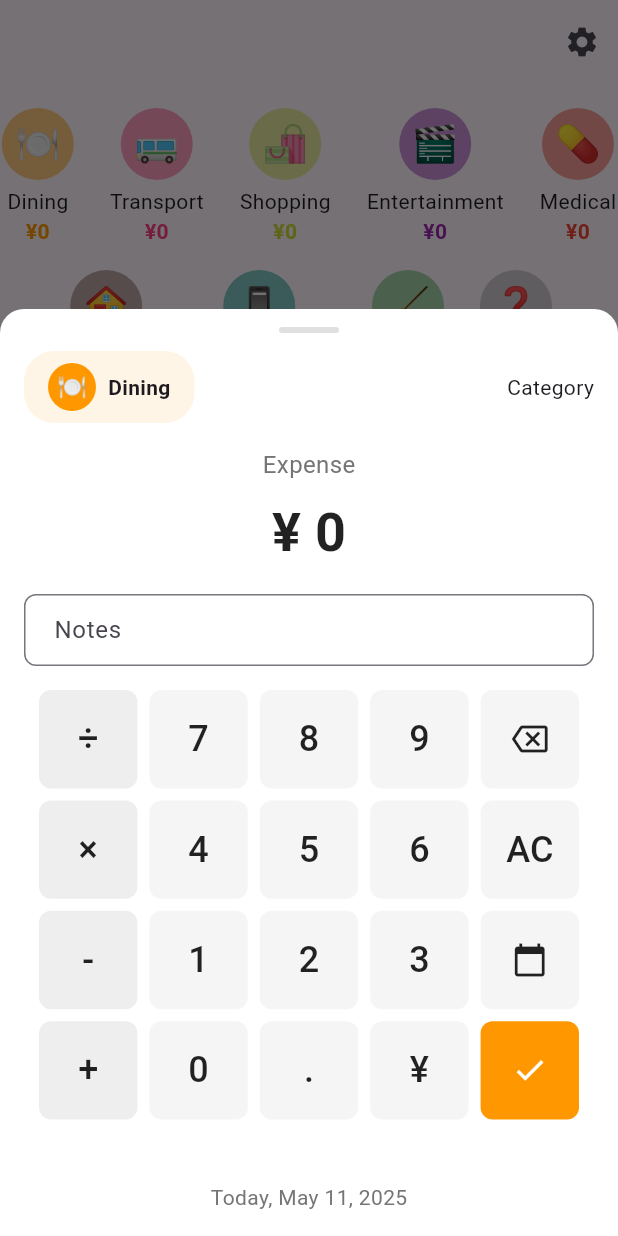
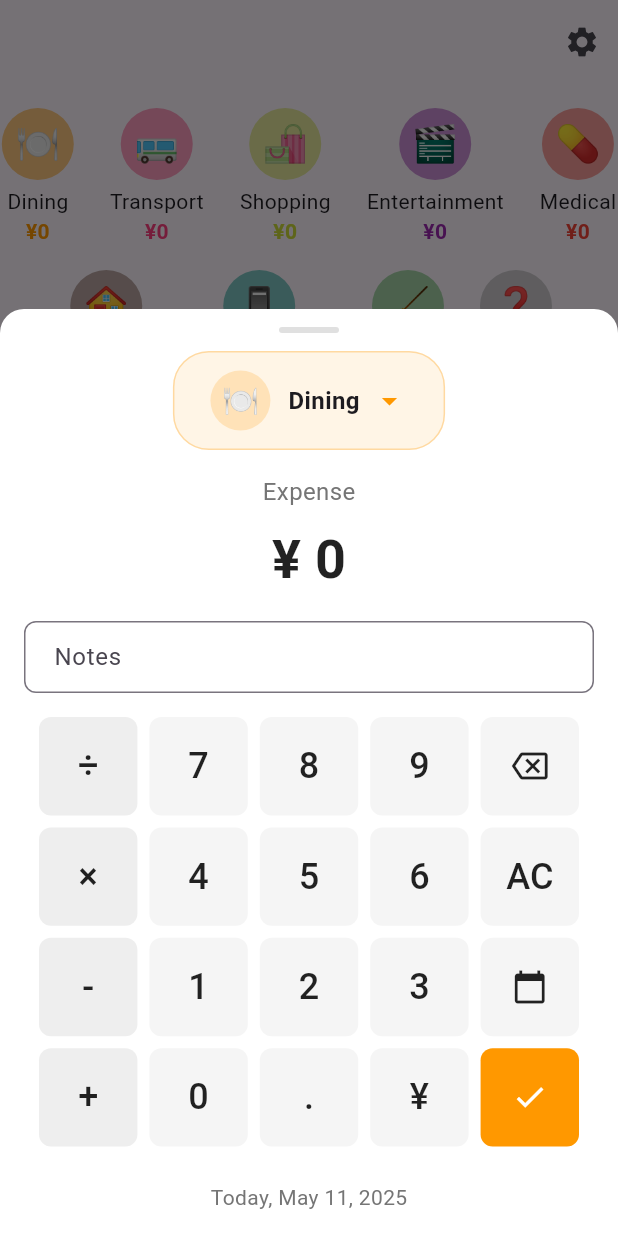
Before and after one commit to camtrik/money-manager-flutter, a Flutter app: the screen it shows after launch, after a tap on "🍽️", on a phone screen of 412 x 824 dp. Run offline on Flutter 3.47's test engine with Material 3 defaults, Android fonts, the phone set to English and light mode, and no system bars; drawn by our look-alikes of fl_chart; our stand-ins replace hive, hive_flutter; accounts and stored records are empty.

Commit message:
modified category UI in add_tx_sheet

```diff
--- a/lib/screens/add_tx_sheet.dart
+++ b/lib/screens/add_tx_sheet.dart
@@ -76,7 +76,7 @@ class _AddTransactionSheetState extends State<AddTransactionSheet> {
     final pickedDate = await showDatePicker(
       context: context,
       initialDate: _date,
-      firstDate: DateTime(2020),
+      firstDate: DateTime(2010),
       lastDate: DateTime.now(),
     );
     if (pickedDate != null) {
@@ -121,35 +121,47 @@ class _AddTransactionSheetState extends State<AddTransactionSheet> {
           // Header with category type and from account
           Padding(
             padding: const EdgeInsets.symmetric(horizontal: 16),
-            child: Row(
-              mainAxisAlignment: MainAxisAlignment.spaceBetween,
-              children: [
-                Container(
-                  padding: const EdgeInsets.symmetric(horizontal: 16, vertical: 8),
+            child: Center(
+              child: GestureDetector(
+                child: Container(
+                  padding: const EdgeInsets.symmetric(horizontal: 24, vertical: 12),
                   decoration: BoxDecoration(
                     color: Color(widget.category.colorValue).withValues(alpha: 0.1),
-                    borderRadius: BorderRadius.circular(20),
+                    borderRadius: BorderRadius.circular(24),
+                    border: Border.all(
+                      color: Color(widget.category.colorValue).withValues(alpha: 0.3),
+                      width: 1,
+                    ),
                   ),
                   child: Row(
+                    mainAxisSize: MainAxisSize.min,
                     children: [
                       CircleAvatar(
-                        radius: 16,
-                        backgroundColor: Color(widget.category.colorValue),
+                        radius: 20,
+                        backgroundColor: Color(widget.category.colorValue).withValues(alpha: 0.2),
                         child: Text(
                           widget.category.icon,
-                          style: const TextStyle(fontSize: 16),
+                          style: const TextStyle(fontSize: 20),
+                        ),
+                      ),
+                      const SizedBox(width: 12),
+                      Text(
+                        CategoryUtils.getLocalizedName(context, widget.category.id, widget.category.name),
+                        style: const TextStyle(
+                          fontWeight: FontWeight.bold,
+                          fontSize: 16,
                         ),
                       ),
                       const SizedBox(width: 8),
-                      Text(
-                        CategoryUtils.getLocalizedName(context, widget.category.id, widget.category.name),
-                        style: const TextStyle(fontWeight: FontWeight.bold),
+                      Icon(
+                        Icons.arrow_drop_down,
+                        color: Color(widget.category.colorValue),
                       ),
                     ],
                   ),
                 ),
-                Text(l10n.category),
-              ],
+                // onTap: _showCategoryPicker,
+              ),
             ),
           ),
 
```
